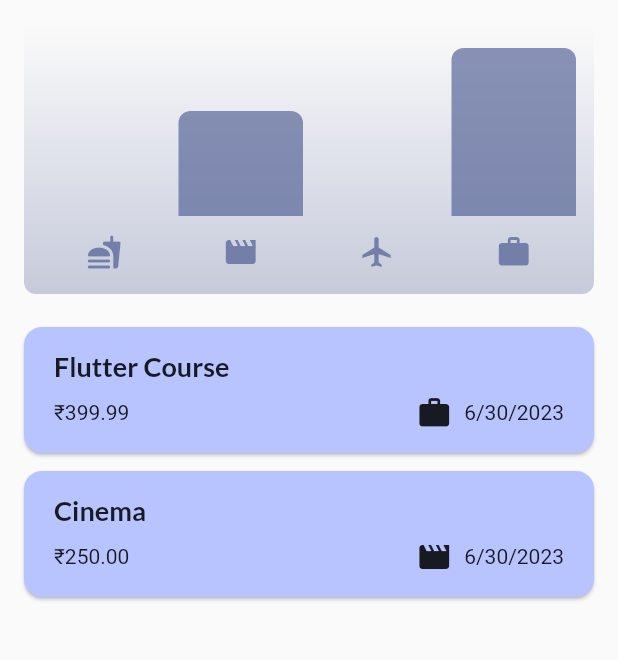
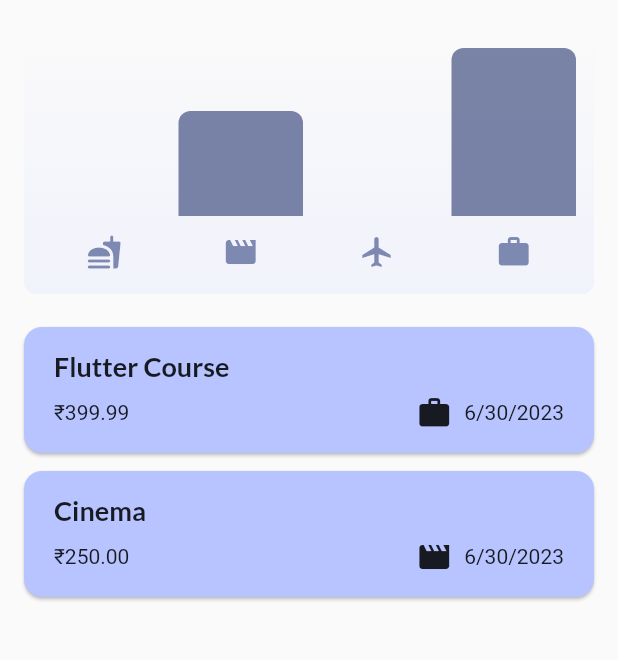
Before and after one commit to Indranilsen2005/Expense_Tracker_App, a Flutter app: the screen it shows after launch, on a phone screen of 412 x 824 dp, the part 84-744 px from its top. Run offline on Flutter 3.47's test engine with Material 2 defaults, Android fonts, the phone set to English and light mode, and no system bars; our stand-ins replace google_fonts.

Commit message:
Chart colour theme updated

```diff
--- a/lib/main.dart
+++ b/lib/main.dart
@@ -7,7 +7,7 @@ var kColorScheme = ColorScheme.fromSeed(
 
 var kDarkColorScheme = ColorScheme.fromSeed(
   brightness: Brightness.dark,
-  seedColor: const Color.fromARGB(255, 7, 1, 166),
+  seedColor: const Color.fromARGB(255, 3, 1, 69),
 );
 
 void main() {
--- a/lib/widgets/chart/chart.dart
+++ b/lib/widgets/chart/chart.dart
@@ -45,8 +45,8 @@ class Chart extends StatelessWidget {
         borderRadius: BorderRadius.circular(8),
         gradient: LinearGradient(
           colors: [
-            Theme.of(context).colorScheme.primary.withOpacity(0.3),
-            Theme.of(context).colorScheme.primary.withOpacity(0.0)
+            Theme.of(context).colorScheme.primaryContainer.withOpacity(0.3),
+            Theme.of(context).colorScheme.primaryContainer.withOpacity(0.0)
           ],
           begin: Alignment.bottomCenter,
           end: Alignment.topCenter,
--- a/lib/widgets/chart/chart_bar.dart
+++ b/lib/widgets/chart/chart_bar.dart
@@ -23,8 +23,8 @@ class ChartBar extends StatelessWidget {
               borderRadius:
                   const BorderRadius.vertical(top: Radius.circular(8)),
               color: isDarkMode
-                  ? Theme.of(context).colorScheme.secondary
-                  : Theme.of(context).colorScheme.primary.withOpacity(0.65),
+                  ? Theme.of(context).colorScheme.secondaryContainer
+                  : Theme.of(context).colorScheme.onPrimaryContainer.withOpacity(0.65),
             ),
           ),
         ),
```
